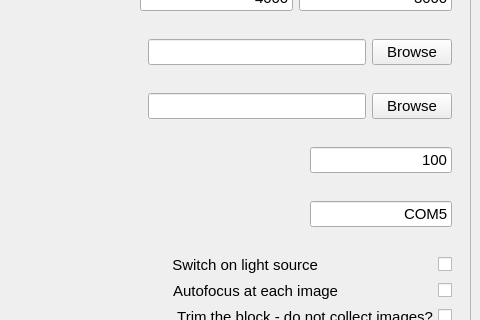
The window that mainwindow.ui (ckolluru/3D-MUSE-acquire) describes before a commit, drawn with Qt 5; both pictures show x 220 to 700 and y 381 to 701 of the 700 by 900 pixel window.
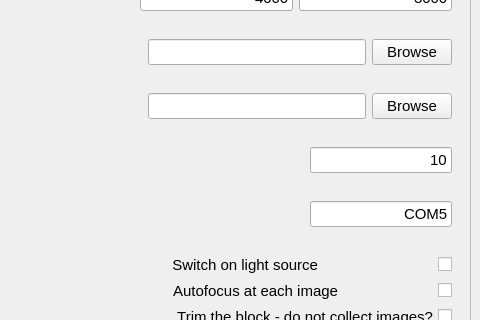
The same window after the commit.

What changed in the file:
```diff
--- a/mainwindow.ui
+++ b/mainwindow.ui
@@ -462,7 +462,7 @@
               </font>
              </property>
              <property name="text">
-              <string>100</string>
+              <string>10</string>
              </property>
              <property name="alignment">
               <set>Qt::AlignRight|Qt::AlignTrailing|Qt::AlignVCenter</set>
```
Left out of the diff: 34 changed lines with no effect on the pictures.
